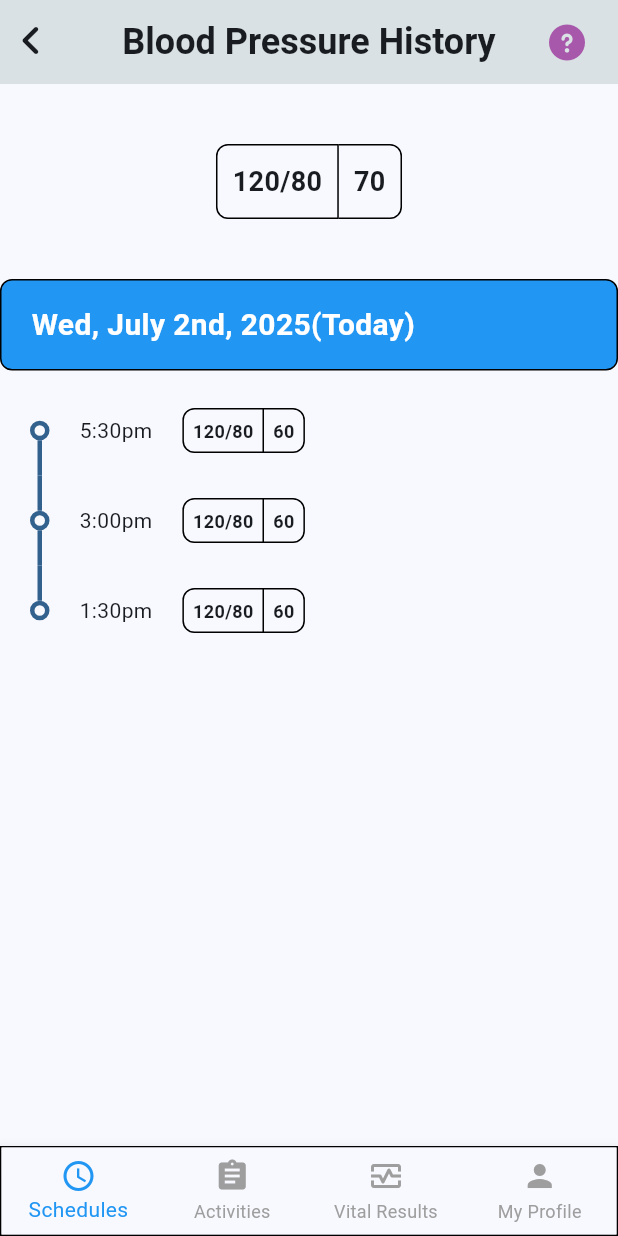
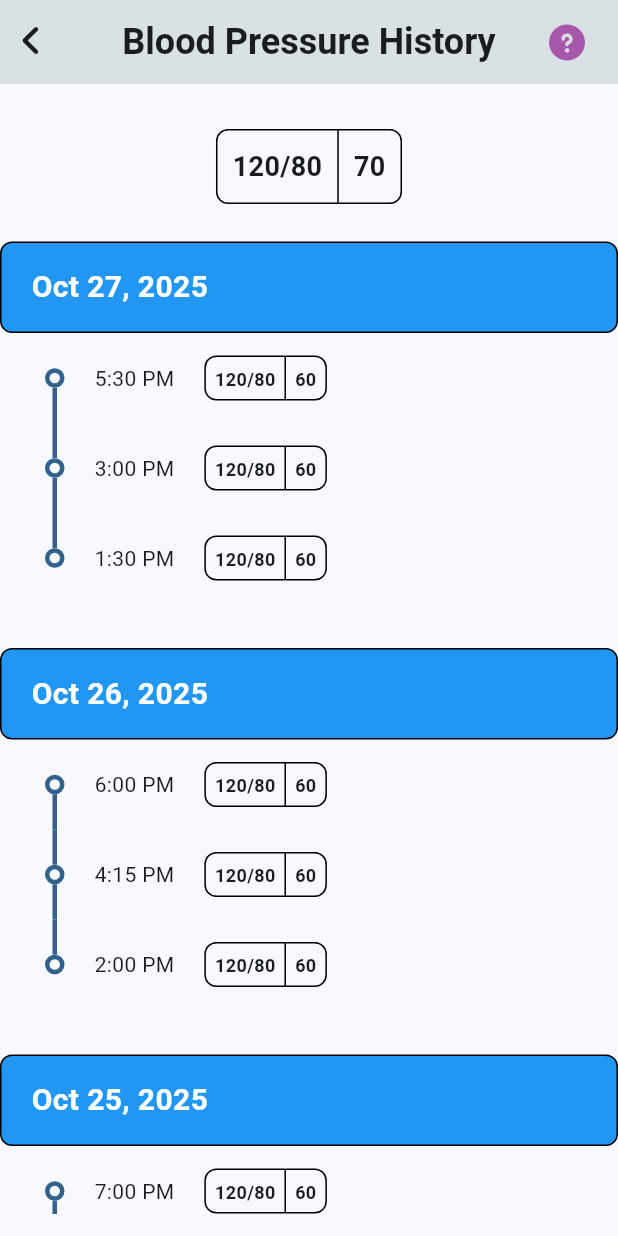
Before and after one commit to Yuzhiping00/flutter_hospital_at_home_practice, a Flutter app: the screen it shows after launch, on a phone screen of 412 x 824 dp. Run offline on Flutter 3.47's test engine with Material 3 defaults, Android fonts, the light colour scheme and no system bars; drawn by our look-alikes of timeline_tile; our stand-ins replace font_awesome_flutter.

Commit message:
Used more data to test blood pressure timeline with values and made adjustments to the margin, padding

```diff
--- a/lib/blood_pressure_result_date.dart
+++ b/lib/blood_pressure_result_date.dart
@@ -1,8 +1,8 @@
 import 'package:flutter/material.dart';
 
 class BloodPressureResultDate extends StatelessWidget {
-  const BloodPressureResultDate({super.key});
-
+  const BloodPressureResultDate({super.key, required this.date});
+  final String date;
   @override
   Widget build(BuildContext context) {
     return Container(
@@ -17,13 +17,13 @@ class BloodPressureResultDate extends StatelessWidget {
         ), // Optional: for rounded corners
       ),
       //decoration: BoxDecoration(border: Border.all(width: 1.0)),
-      margin: EdgeInsets.only(top: 40, bottom: 10),
+      margin: EdgeInsets.only(top: 10),
       width: MediaQuery.of(context).size.width,
 
       child: Padding(
         padding: const EdgeInsets.only(left: 20.0, top: 15, bottom: 15),
         child: Text(
-          "Wed, July 2nd, 2025(Today)",
+          date,
           style: TextStyle(
             color: Colors.white,
             fontSize: 20,
--- a/lib/main.dart
+++ b/lib/main.dart
@@ -22,14 +22,28 @@ class MyApp extends StatelessWidget {
           seedColor: Colors.lightBlueAccent.shade700,
         ),
       ),
-      home: const VitalHistory(title: 'Blood Pressure History'),
+      home: VitalHistory(title: 'Blood Pressure History'),
     );
   }
 }
 
 class VitalHistory extends StatelessWidget {
-  const VitalHistory({super.key, required this.title});
+  VitalHistory({super.key, required this.title});
   final String title;
+  final List<Map<String, dynamic>> bloodPressureData = [
+    {
+      "date": "Oct 27, 2025",
+      "times": ["5:30 PM", "3:00 PM", "1:30 PM"],
+    },
+    {
+      "date": "Oct 26, 2025",
+      "times": ["6:00 PM", "4:15 PM", "2:00 PM"],
+    },
+    {
+      "date": "Oct 25, 2025",
+      "times": ["7:00 PM", "5:00 PM"],
+    },
+  ];
 
   @override
   Widget build(BuildContext context) {
@@ -61,10 +75,22 @@ class VitalHistory extends StatelessWidget {
           ),
         ],
       ),
-      body: Column(
+      body: Padding(
+        padding: const EdgeInsets.symmetric(vertical: 15),
+        child: ListView.builder(
+          itemCount: bloodPressureData.length,
+          itemBuilder: (context, index) {
+            final item = bloodPressureData[index];
+            final date = item['date'];
+            final times = item['times'] as List<String>;
+            return Column(
+              crossAxisAlignment: CrossAxisAlignment.start,
               children: [
-          SizedBox(height: 40),
-          Row(
+                // Blood Pressure summary (static or dynamic)
+                if (index == 0) ...[
+                  Padding(
+                    padding: const EdgeInsets.all(15.0),
+                    child: Row(
                       mainAxisAlignment: MainAxisAlignment.center,
                       children: [
                         BloodPressureResult(
@@ -83,44 +109,24 @@ class VitalHistory extends StatelessWidget {
                         ),
                       ],
                     ),
-          Row(children: [BloodPressureResultDate()]),
-
-          Row(
-            mainAxisAlignment: MainAxisAlignment.start,
-            children: [
-              ConstrainedBox(
-                constraints: BoxConstraints(maxWidth: 600, minWidth: 300),
-                child: TimelineListView(data: ["5:30pm", "3:00pm", "1:30pm"]),
                   ),
                 ],
+                // Date row
+                BloodPressureResultDate(date: date),
+                // Timeline list
+                Padding(
+                  padding: const EdgeInsets.symmetric(horizontal: 10),
+                  child: ConstrainedBox(
+                    constraints: const BoxConstraints(
+                      maxWidth: 600,
+                      minWidth: 300,
+                    ),
+                    child: TimelineListView(data: times),
+                  ),
                 ),
               ],
-      ),
-
-      bottomNavigationBar: Container(
-        decoration: BoxDecoration(border: Border.all(color: Colors.black)),
-        child: BottomNavigationBar(
-          type: BottomNavigationBarType.fixed,
-          items: const <BottomNavigationBarItem>[
-            BottomNavigationBarItem(
-              icon: Icon(Icons.schedule),
-              label: 'Schedules',
-            ),
-            BottomNavigationBarItem(
-              icon: Icon(Icons.assignment),
-              label: 'Activities',
-            ),
-            BottomNavigationBarItem(
-              icon: Icon(Icons.monitor_heart_outlined),
-              label: 'Vital Results',
-            ),
-            BottomNavigationBarItem(
-              icon: Icon(Icons.person),
-              label: 'My Profile',
-            ),
-          ],
-          selectedItemColor: Colors.blue,
-          unselectedItemColor: Colors.grey.shade500,
+            );
+          },
         ),
       ),
     );
--- a/lib/time_line_list_view.dart
+++ b/lib/time_line_list_view.dart
@@ -11,8 +11,8 @@ class TimelineListView extends StatelessWidget {
   Widget build(BuildContext context) {
     return ConstrainedBox(
       constraints: BoxConstraints(
-        maxHeight: 500,
-        minHeight: 300,
+        maxHeight: 200,
+        minHeight: 100,
         maxWidth: 250,
         minWidth: 100,
       ),
```
Lines whose indentation alone changed are shown as unchanged.
